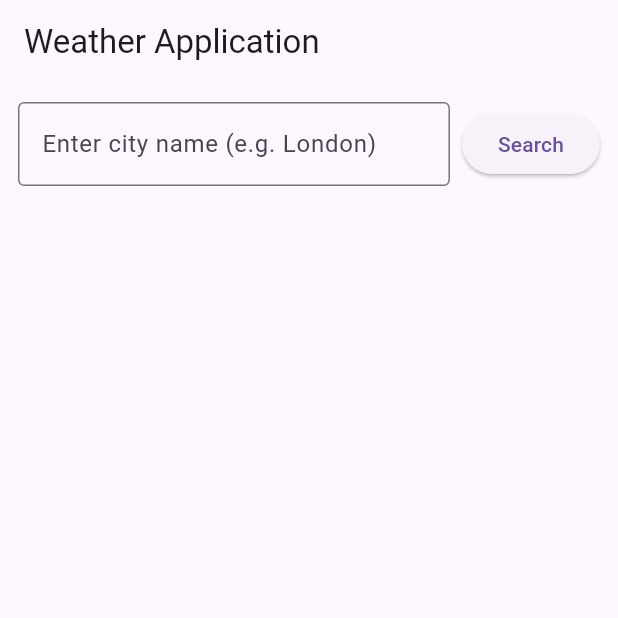
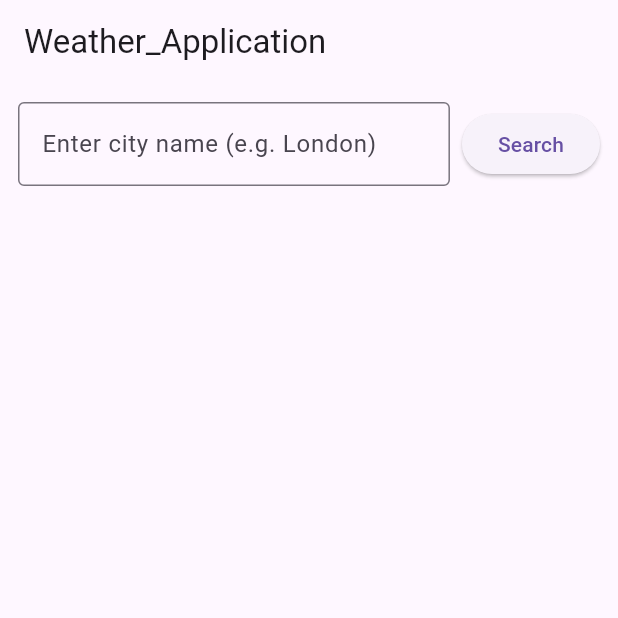
Before and after one commit to PavanKumarAA/Flutter-Posts_app, a Flutter app: the screen it shows after launch, on a phone screen of 412 x 824 dp, the top half of it. Run offline on Flutter 3.47's test engine with Material 3 defaults, Android fonts, the phone set to English and light mode, and no system bars; our stand-ins replace flutter_dotenv.

Commit message:
Second change is also the Title

```diff
--- a/posts_app/lib/screens/home_screen.dart
+++ b/posts_app/lib/screens/home_screen.dart
@@ -30,7 +30,7 @@ class _HomeScreenState extends State<HomeScreen> {
     final provider = context.watch<WeatherProvider>();
 
     return Scaffold(
-      appBar: AppBar(title: const Text('Weather Application')),
+      appBar: AppBar(title: const Text('Weather_Application')),
       body: Column(
         children: [
           Padding(
```
